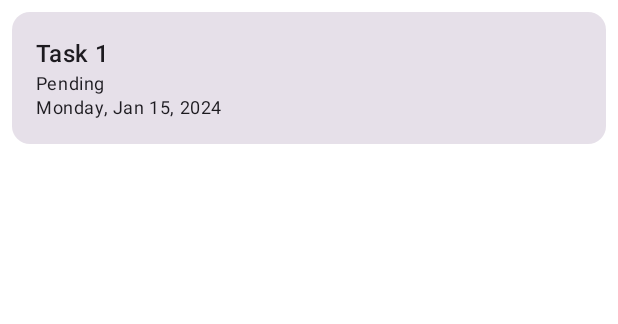
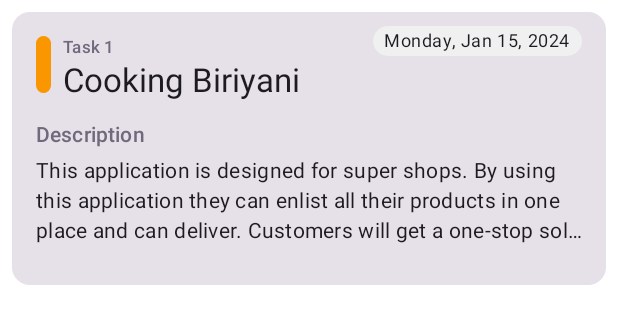
Before and after one commit to rulfox/taskmanager, an Android app built with Jetpack Compose: the @Preview function TTaskItemPreview, on a phone screen of 412 x 824 dp. Shown: the top 324 px of the screen. Run offline under Robolectric (Android 15) with nearby library versions, the phone set to English and light mode, and no system bars.

Commit message:
- Task Listing Card UI added.

```diff
--- a/app/src/main/java/com/aswin/taskmanager/feature/list/data/TaskUiState.kt
+++ b/app/src/main/java/com/aswin/taskmanager/feature/list/data/TaskUiState.kt
@@ -1,5 +1,6 @@
 package com.aswin.taskmanager.feature.list.data
 
+import androidx.compose.ui.graphics.Color
 import com.aswin.taskmanager.core.room.entity.Priority
 import com.aswin.taskmanager.core.room.entity.Status
 import kotlinx.datetime.LocalDate
@@ -13,5 +14,7 @@ data class TaskUiState(
     val statusFormatted: String,
     val priority: Priority,
     val dueDate: LocalDate,
-    val status: Status
+    val status: Status,
+    val showDescription: Boolean,
+    val priorityColor: Color
 )
--- a/app/src/main/java/com/aswin/taskmanager/feature/list/domain/mapper/TaskUiStateMapper.kt
+++ b/app/src/main/java/com/aswin/taskmanager/feature/list/domain/mapper/TaskUiStateMapper.kt
@@ -20,7 +20,9 @@ class TaskUiStateMapper @Inject constructor() {
             status = task.status,
             priorityFormatted = getPriorityState(priority = task.priority).label,
             dueDateFormatted = task.dueDate.toJavaLocalDate().format(formatter),
-            statusFormatted = task.status.name
+            statusFormatted = task.status.name,
+            showDescription = !task.description.isNullOrEmpty(),
+            priorityColor = getPriorityState(priority = task.priority).color
         )
     }
 }
--- a/app/src/main/java/com/aswin/taskmanager/feature/list/presentation/TaskListComposable.kt
+++ b/app/src/main/java/com/aswin/taskmanager/feature/list/presentation/TaskListComposable.kt
@@ -1,7 +1,5 @@
 package com.aswin.taskmanager.feature.list.presentation
 
-import android.graphics.drawable.Icon
-import android.widget.Toast
 import androidx.compose.animation.animateContentSize
 import androidx.compose.foundation.background
 import androidx.compose.foundation.clickable
@@ -9,13 +7,13 @@ import androidx.compose.foundation.layout.Arrangement
 import androidx.compose.foundation.layout.Box
 import androidx.compose.foundation.layout.Column
 import androidx.compose.foundation.layout.Row
-import androidx.compose.foundation.layout.Spacer
 import androidx.compose.foundation.layout.fillMaxSize
 import androidx.compose.foundation.layout.fillMaxWidth
 import androidx.compose.foundation.layout.padding
+import androidx.compose.foundation.layout.requiredHeight
+import androidx.compose.foundation.layout.requiredWidth
+import androidx.compose.foundation.shape.RoundedCornerShape
 import androidx.compose.material.icons.Icons
-import androidx.compose.material.icons.automirrored.filled.ArrowBack
-import androidx.compose.material.icons.filled.Delete
 import androidx.compose.material.icons.filled.MoreVert
 import androidx.compose.material.icons.outlined.Delete
 import androidx.compose.material.icons.outlined.Edit
@@ -31,7 +29,6 @@ import androidx.compose.material3.Icon
 import androidx.compose.material3.IconButton
 import androidx.compose.material3.MaterialTheme
 import androidx.compose.material3.SwipeToDismissBox
-import androidx.compose.material3.SwipeToDismissBoxState
 import androidx.compose.material3.SwipeToDismissBoxValue
 import androidx.compose.material3.Text
 import androidx.compose.material3.TopAppBar
@@ -43,13 +40,12 @@ import androidx.compose.runtime.LaunchedEffect
 import androidx.compose.runtime.getValue
 import androidx.compose.runtime.mutableStateOf
 import androidx.compose.runtime.remember
-import androidx.compose.runtime.rememberUpdatedState
 import androidx.compose.runtime.setValue
 import androidx.compose.ui.Alignment
 import androidx.compose.ui.Modifier
+import androidx.compose.ui.draw.clip
 import androidx.compose.ui.graphics.Color
 import androidx.compose.ui.graphics.vector.ImageVector
-import androidx.compose.ui.platform.LocalContext
 import androidx.compose.ui.res.stringResource
 import androidx.compose.ui.text.style.TextAlign
 import androidx.compose.ui.text.style.TextOverflow
@@ -73,28 +69,70 @@ fun TaskItem(taskUiState: TaskUiState, onTaskClicked: (TaskUiState) -> Unit = {}
             .clickable { onTaskClicked(taskUiState) },
         elevation = CardDefaults.cardElevation(defaultElevation = 0.dp)
     ) {
+        Box(modifier = Modifier.fillMaxWidth()) {
+            Box(
+                modifier = Modifier
+                    .padding(top = 9.dp, end = 16.dp)
+                    .clip(shape = RoundedCornerShape(31.dp))
+                    .background(color = Color(0xfff0f0f0))
+                    .align(alignment = Alignment.TopEnd)
+            ){
+                Text(
+                    modifier = Modifier.padding(horizontal = 7.dp, vertical = 2.dp),
+                    text = taskUiState.dueDateFormatted,
+                    style = MaterialTheme.typography.bodySmall
+                )
+            }
             Row(modifier = Modifier.fillMaxWidth()){
                 Column(
                     modifier = Modifier
-                    .padding(16.dp)
+                        .padding(top = 16.dp, bottom = 26.dp, start = 16.dp, end = 16.dp)
                         .fillMaxWidth(),
                     verticalArrangement = Arrangement.Center
                 ) {
+                    Row {
+                        Box(
+                            modifier = Modifier
+                                .requiredWidth(width = 10.dp)
+                                .requiredHeight(height = 38.dp)
+                                .clip(shape = RoundedCornerShape(22.dp))
+                                .background(color = taskUiState.priorityColor)
+                        )
+                        Column(modifier = Modifier.fillMaxWidth().padding(start = 8.dp)) {
+                            Text(
+                                text = "Task 1",
+                                color = Color(0xff6e6a7c),
+                                style = MaterialTheme.typography.labelSmall
+                            )
                             Text(
                                 modifier = Modifier.fillMaxWidth(),
                                 text = taskUiState.title,
-                    style = MaterialTheme.typography.titleMedium,
+                                style = MaterialTheme.typography.titleLarge,
                                 maxLines = 1,
                                 overflow = TextOverflow.Ellipsis
                             )
+                        }
+                    }
+                    if(taskUiState.showDescription){
                         Text(
+                            modifier = Modifier.fillMaxWidth().padding(top = 12.dp),
+                            text = "Description",
+                            color = Color(0xff6e6a7c),
+                            style = MaterialTheme.typography.titleSmall
+                        )
+                        Text(
+                            modifier = Modifier.fillMaxWidth().padding(top = 4.dp),
+                            text = taskUiState.description?:"",
+                            style = MaterialTheme.typography.bodyMedium,
+                            maxLines = 3,
+                            overflow = TextOverflow.Ellipsis
+                        )
+                    }
+                    /*Text(
                         text = taskUiState.statusFormatted,
                         style = MaterialTheme.typography.bodySmall
-                )
-                Text(
-                    text = taskUiState.dueDateFormatted,
-                    style = MaterialTheme.typography.bodySmall
-                )
+                    )*/
+                }
             }
         }
     }
@@ -258,14 +296,16 @@ fun TaskManagerAppBar(onFilterSelected: (FilterStatus) -> Unit) {
 @Composable
 fun TTaskItemPreview() {
     TaskItem(taskUiState = TaskUiState(
-        title = "Task 1",
-        description = "Description",
+        title = "Cooking Biriyani",
+        description = "This application is designed for super shops. By using this application they can enlist all their products in one place and can deliver. Customers will get a one-stop solution for their daily shopping.",
         priority = Priority.HIGH,
         dueDate = Clock.System.now().toLocalDateTime(TimeZone.currentSystemDefault()).date,
         status = Status.PENDING,
         dueDateFormatted = "Monday, Jan 15, 2024",
         priorityFormatted = "High",
         statusFormatted = "Pending",
-        id = 1
+        id = 1,
+        showDescription = true,
+        priorityColor = Color(0xfff99600)
     ))
 }
--- a/app/src/main/java/com/aswin/taskmanager/feature/list/presentation/TaskListScreen.kt
+++ b/app/src/main/java/com/aswin/taskmanager/feature/list/presentation/TaskListScreen.kt
@@ -18,6 +18,7 @@ import androidx.compose.runtime.mutableStateOf
 import androidx.compose.runtime.remember
 import androidx.compose.ui.Alignment
 import androidx.compose.ui.Modifier
+import androidx.compose.ui.graphics.Color
 import androidx.compose.ui.tooling.preview.Preview
 import androidx.compose.ui.unit.dp
 import androidx.hilt.navigation.compose.hiltViewModel
@@ -112,7 +113,9 @@ fun TaskListingContentPortraitPreviewLight() {
                 dueDateFormatted = "Monday, Jan 15, 2024",
                 priorityFormatted = "High",
                 statusFormatted = "Pending",
-                id = 1
+                id = 1,
+                showDescription = true,
+                priorityColor = Color(0xfff99600)
             )
         )
     ), taskListingCallback = TaskListCallback())
--- a/app/src/main/java/com/aswin/taskmanager/ui/theme/Theme.kt
+++ b/app/src/main/java/com/aswin/taskmanager/ui/theme/Theme.kt
@@ -9,6 +9,7 @@ import androidx.compose.material3.dynamicDarkColorScheme
 import androidx.compose.material3.dynamicLightColorScheme
 import androidx.compose.material3.lightColorScheme
 import androidx.compose.runtime.Composable
+import androidx.compose.ui.graphics.Color
 import androidx.compose.ui.platform.LocalContext
 
 private val DarkColorScheme = darkColorScheme(
@@ -20,9 +21,7 @@ private val DarkColorScheme = darkColorScheme(
 private val LightColorScheme = lightColorScheme(
     primary = Purple40,
     secondary = PurpleGrey40,
-    tertiary = Pink40
-
-    /* Other default colors to override
+    tertiary = Pink40,
     background = Color(0xFFFFFBFE),
     surface = Color(0xFFFFFBFE),
     onPrimary = Color.White,
@@ -30,7 +29,6 @@ private val LightColorScheme = lightColorScheme(
     onTertiary = Color.White,
     onBackground = Color(0xFF1C1B1F),
     onSurface = Color(0xFF1C1B1F),
-    */
 )
 
 @Composable
```
Also changed, not shown: app/src/main/java/com/aswin/taskmanager/MainActivity.kt (+7 -0 lines), app/src/main/java/com/aswin/taskmanager/ui/theme/Color.kt (+6 -6 lines). Lines whose indentation alone changed are shown as unchanged.
